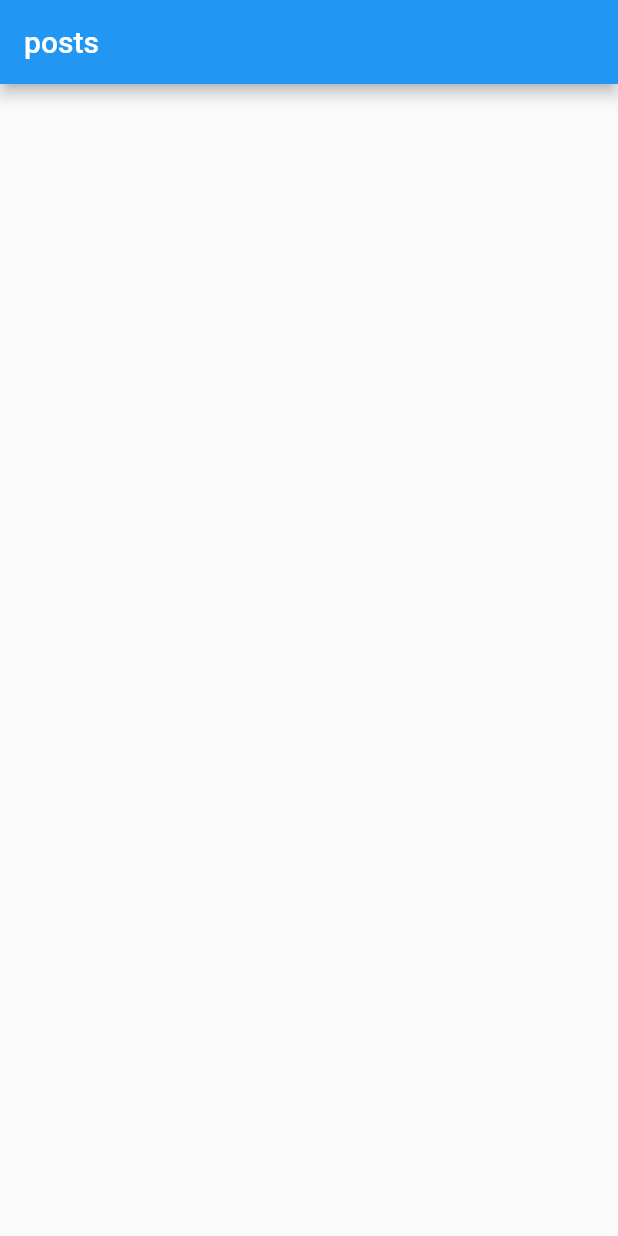
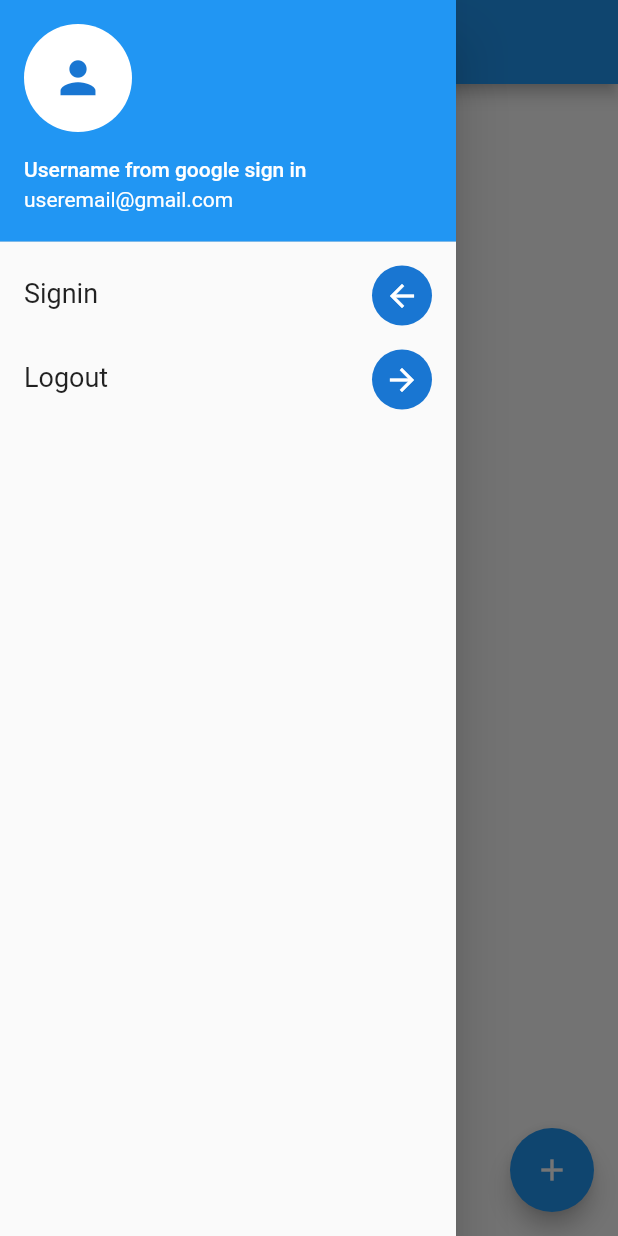
Before and after one commit to ShuaiLang/6350-Final-Project, a Flutter app: the screen it shows after launch, with the side drawer open (before the commit the screen has no drawer), on a phone screen of 412 x 824 dp. Run offline on Flutter 3.47's test engine with Material 2 defaults, Android fonts, the phone set to English and light mode, and no system bars; our stand-ins replace cloud_firestore, firebase_storage; accounts and stored records are empty.

Commit message:
merged addPost and PostList code

```diff
--- a/lib/main.dart
+++ b/lib/main.dart
@@ -1,5 +1,5 @@
 import 'package:flutter/material.dart';
-import 'package:final6350/PostList.dart';
+import 'package:final6350/pages/PostList.dart';
 
 void main() => runApp(MyApp());
 
@@ -21,7 +21,7 @@ class MyApp extends StatelessWidget {
         // is not restarted.
         primarySwatch: Colors.blue,
       ),
-      home: PostList(title: 'posts'),
+        home: PostList(title: 'Garage Sale Item List'),
     );
   }
 }
--- a/lib/PostDetail.dart
+++ b/lib/pages/PostDetail.dart
@@ -2,7 +2,7 @@ import 'dart:typed_data';
 
 import 'package:flutter/material.dart';
 import 'package:firebase_storage/firebase_storage.dart';
-import 'package:final6350/Post.dart';
+import 'package:final6350/pages/Post.dart';
 
 
 class PostDetail extends StatelessWidget {
@@ -127,6 +127,7 @@ class _ImageGridItemState extends State<ImageGridItem> {
   String loadingStatus = "No Image";
 
   getImage() {
+
     this.setState((){
       loadingStatus = "Loading";
     });
--- a/lib/PostList.dart
+++ b/lib/pages/PostList.dart
@@ -1,8 +1,9 @@
 import 'package:flutter/material.dart';
 import 'package:cloud_firestore/cloud_firestore.dart';
 import 'package:firebase_storage/firebase_storage.dart';
-import 'package:final6350/Post.dart';
-import 'package:final6350/PostDetail.dart';
+import 'package:final6350/pages/Post.dart';
+import 'package:final6350/pages/PostDetail.dart';
+import 'package:final6350/pages/addPost.dart';
 
 class PostList extends StatefulWidget {
   PostList({Key key, this.title}) : super(key: key);
@@ -19,16 +20,49 @@ class _PostListState extends State<PostList> {
 
     return Scaffold(
       appBar: AppBar(
-        // Here we take the value from the MyHomePage object that was created by
-        // the App.build method, and use it to set our appbar title.
         title: Text(widget.title),
       ),
       body: Center(child: _buildBody(context)),
-//      floatingActionButton: FloatingActionButton(
-//        onPressed: _incrementCounter,
-//        tooltip: 'Increment',
-//        child: Icon(Icons.add),
-//      ), // This trailing comma makes auto-formatting nicer for build methods.
+      floatingActionButton: FloatingActionButton(
+        onPressed: () {
+          Navigator.of(context)
+              .push(MaterialPageRoute(builder: (BuildContext context) {
+            return addPost();
+          }));
+        },
+        tooltip: 'Increment',
+        child: Icon(Icons.add),
+      ),
+      drawer: Drawer(
+          child: Column(
+            children: <Widget>[
+              UserAccountsDrawerHeader(
+                accountName: Text('Username from google sign in'),
+                accountEmail: Text("useremail@gmail.com"),
+                currentAccountPicture: CircleAvatar(
+                    backgroundColor: Colors.white,
+                    child: Icon(Icons.person, size: 35)),
+              ),
+              ListTile(
+                leading: Text(
+                  'Signin',
+                  style: TextStyle(fontSize: 18),
+                ),
+                trailing: CircleAvatar(
+                  child: Icon(Icons.arrow_back),
+                ),
+              ),
+              ListTile(
+                leading: Text(
+                  'Logout',
+                  style: TextStyle(fontSize: 18),
+                ),
+                trailing: CircleAvatar(
+                  child: Icon(Icons.arrow_forward),
+                ),
+              )
+            ],
+          )),
     );
   }
 }
```
Also changed, not shown: lib/pages/addPost.dart (added, +71 -0 lines), lib/pages/Post.dart (renamed from lib/Post.dart).
